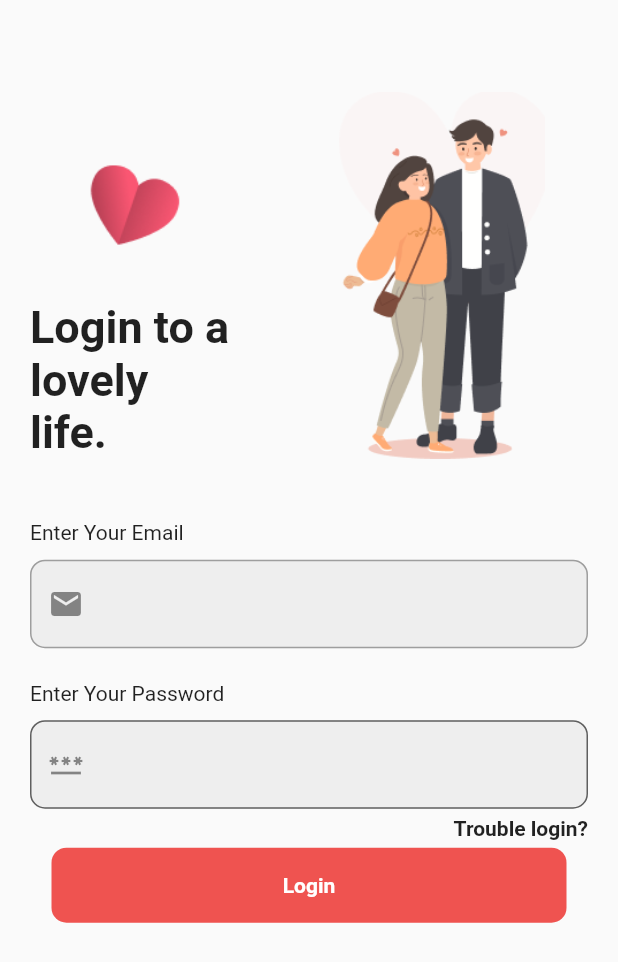
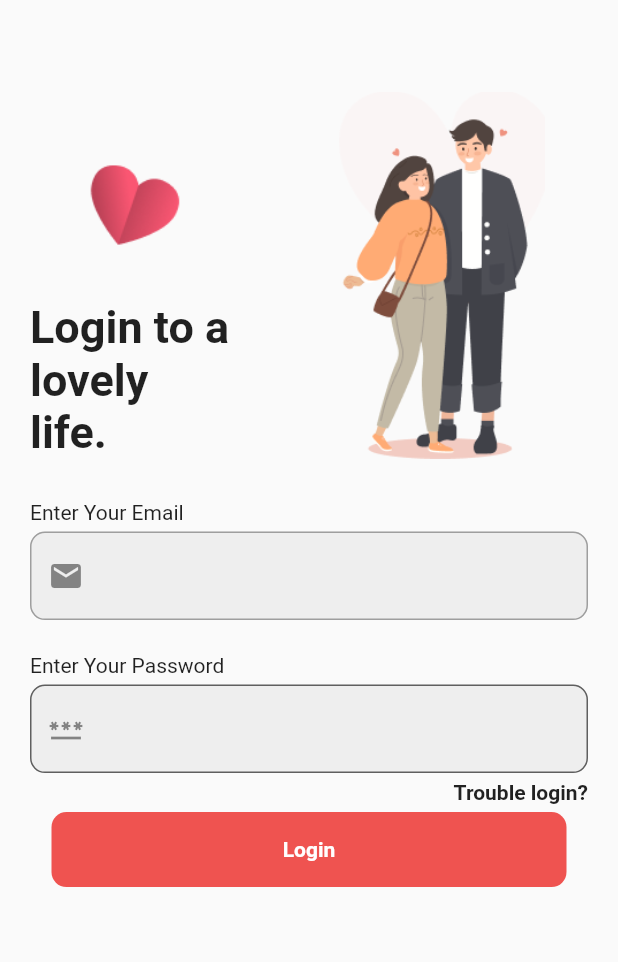
Before and after one commit to nadeeshapathiraja/final_assignment_01, a Flutter app: the LogInScreen screen opened directly, on a phone screen of 412 x 824 dp. Shown: the top 962 px of the screen. Run offline on Flutter 3.47's test engine with Material 2 defaults, Android fonts, the phone set to English and light mode, and no system bars; our stand-ins replace email_validator.

Commit message:
Complete part

```diff
--- a/lib/login_screen.dart
+++ b/lib/login_screen.dart
@@ -65,7 +65,7 @@ class _LogInScreenState extends State<LogInScreen> {
                     ),
                   ],
                 ),
-                SizedBox(height: screenSize.height / 20),
+                SizedBox(height: screenSize.height / 30),
                 Column(
                   children: [
                     Row(
@@ -75,7 +75,7 @@ class _LogInScreenState extends State<LogInScreen> {
                         ),
                       ],
                     ),
-                    SizedBox(height: 10),
+                    SizedBox(height: 5),
                     TextField(
                       controller: _email,
                       decoration: InputDecoration(
@@ -113,7 +113,7 @@ class _LogInScreenState extends State<LogInScreen> {
                         ),
                       ],
                     ),
-                    SizedBox(height: 10),
+                    SizedBox(height: 5),
                     TextField(
                       controller: _password,
                       obscureText: true,
```
